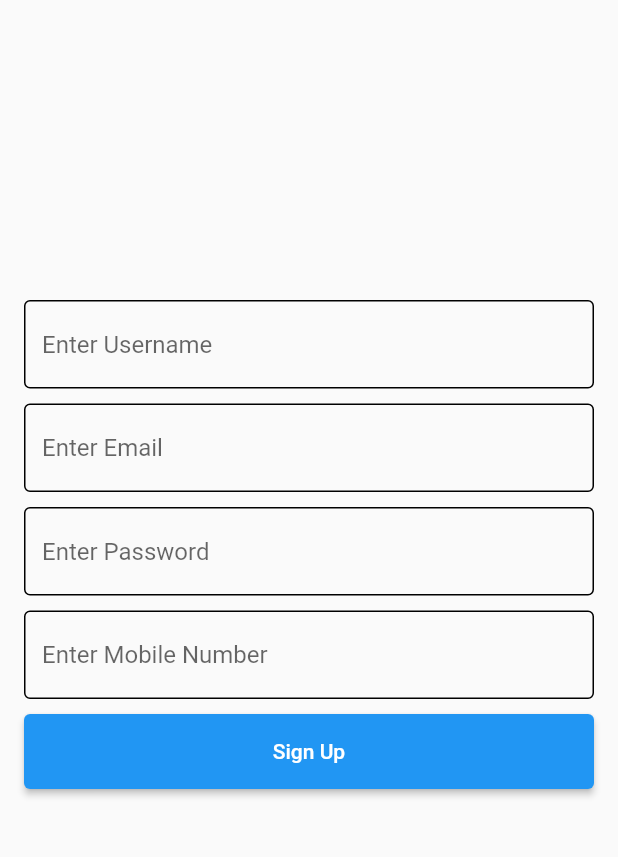
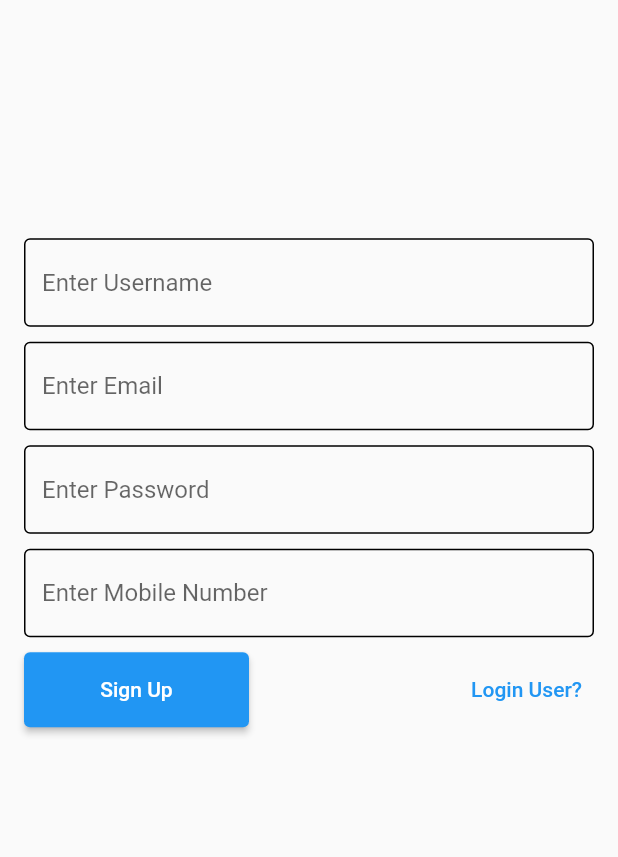
Before and after one commit to dzzirima/bronzedblue, a Flutter app: the SignUpScreen screen opened directly, on a phone screen of 412 x 824 dp, the part 135-992 px from its top. Run offline on Flutter 3.47's test engine with Material 2 defaults, Android fonts, the phone set to English and light mode, and no system bars; our stand-ins replace shared_preferences; accounts and stored records are empty.

Commit message:
feat : working on adding users

```diff
--- a/lib/common/widgets/custom_button.dart
+++ b/lib/common/widgets/custom_button.dart
@@ -12,8 +12,7 @@ class CustomButton extends StatelessWidget {
     return ElevatedButton(
       onPressed: onTap,
       child: Text(text),
-      style: ElevatedButton.styleFrom(
-          minimumSize: const Size(double.infinity, 50)),
+      style: ElevatedButton.styleFrom(minimumSize: const Size(300 * 0.50, 50)),
     );
   }
 }
--- a/lib/features/auth/screens/signup_screen.dart
+++ b/lib/features/auth/screens/signup_screen.dart
@@ -1,5 +1,6 @@
 import 'package:bronzedblue/common/widgets/custom_button.dart';
 import 'package:bronzedblue/common/widgets/custom_textfield.dart';
+import 'package:bronzedblue/features/auth/screens/login_screen.dart';
 import 'package:bronzedblue/features/auth/services/auth_services.dart';
 import 'package:flutter/material.dart';
 
@@ -92,6 +93,9 @@ class _SignUpScreenState extends State<SignUpScreen> {
                       const SizedBox(
                         height: 10,
                       ),
+                      Row(
+                        mainAxisAlignment: MainAxisAlignment.spaceBetween,
+                        children: [
                           CustomButton(
                             text: 'Sign Up',
                             onTap: () {
@@ -99,7 +103,22 @@ class _SignUpScreenState extends State<SignUpScreen> {
                                 signUpUser();
                               }
                             },
-                      )
+                          ),
+                          TextButton(
+                            onPressed: () {
+                              Navigator.push(
+                                context,
+                                MaterialPageRoute(
+                                  builder: (context) => const LoginScreen(),
+                                ),
+                              );
+                            },
+                            child: const Text('Login User?'),
+                          ),
+                        ],
+                      ),
+                      SizedBox(
+                          height: MediaQuery.of(context).size.height * 0.1),
                     ],
                   ),
                 ),
--- a/lib/features/auth/services/auth_services.dart
+++ b/lib/features/auth/services/auth_services.dart
@@ -89,7 +89,7 @@ class Authservice {
 
             Navigator.pushNamedAndRemoveUntil(
               context,
-              HomeScreen.routeName,
+              '/home',
               (route) => false,
             );
 
--- a/lib/main.dart
+++ b/lib/main.dart
@@ -1,3 +1,4 @@
+import 'package:bronzedblue/features/auth/screens/SignUp_screen.dart';
 import 'package:bronzedblue/features/auth/screens/login_screen.dart';
 import 'package:bronzedblue/features/auth/services/auth_services.dart';
 import 'package:bronzedblue/features/home/screen/home_screen.dart';
@@ -37,7 +38,7 @@ class _MyAppState extends State<MyApp> {
       onGenerateRoute: (routeSettings) => generateRoute(routeSettings),
       home: Provider.of<UserProvider>(context).user.token.isNotEmpty
           ? const HomeScreen()
-          : const LoginScreen(),
+          : const SignUpScreen(),
     );
   }
 }
```
Also changed, not shown: lib/features/auth/screens/login_screen.dart (+18 -1 lines), lib/features/home/screen/home_screen.dart (+5 -2 lines). Lines whose indentation alone changed are shown as unchanged.
